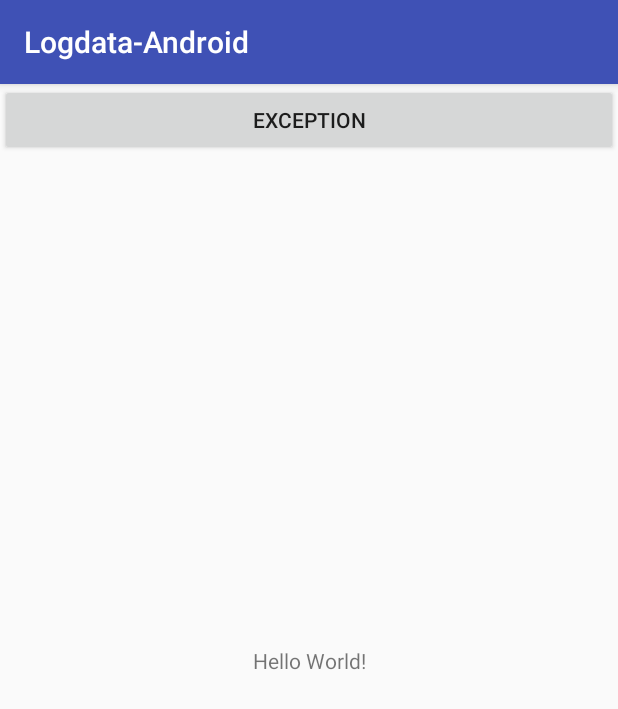
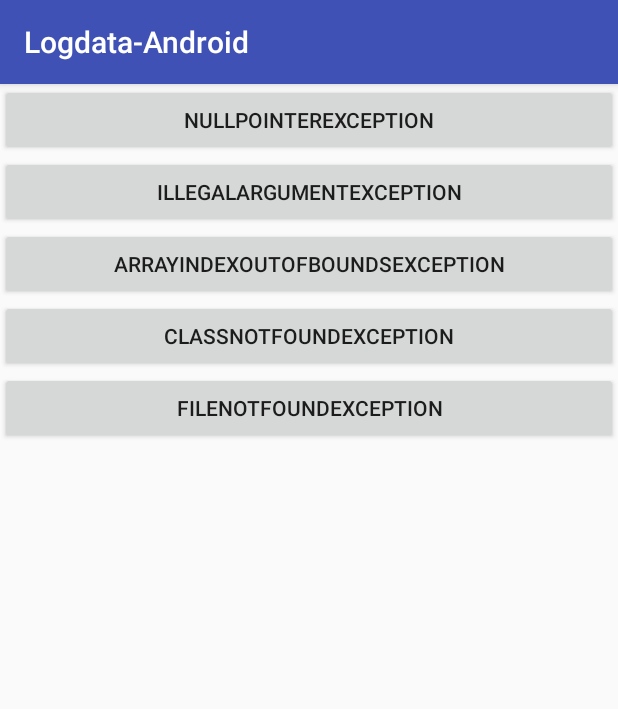
Before and after one commit to AndroidLogData/ALog, an Android app: the screen it shows after launch (MainActivity), on a phone screen of 412 x 824 dp. Shown: the top 709 px of the screen. Run offline under Robolectric (Android 15) with nearby library versions, the phone set to English and light mode, and no system bars; our stand-ins replace Volley; libraries missing offline, so code that uses them is left out: org.acra, org.acra.data; network calls fail; 5 statements that could not run were skipped.

```diff
--- a/app/src/main/AndroidManifest.xml
+++ b/app/src/main/AndroidManifest.xml
@@ -20,7 +20,7 @@
             </intent-filter>
         </activity>
         <meta-data android:name="com.logcat.apiKey"
-            android:value="defineApiKetInManifest"/>
+            android:value="ea0cc2e630ed4b6683252eb6114f89a9"/>
     </application>
 
 </manifest>
--- a/app/src/main/java/com/android/logdata/logdata_android/MainActivity.java
+++ b/app/src/main/java/com/android/logdata/logdata_android/MainActivity.java
@@ -7,7 +7,10 @@ import android.widget.Button;
 
 import com.android.logcat.log.Logcat;
 
+import java.io.FileNotFoundException;
+
 public class MainActivity extends AppCompatActivity {
+    private Long[] longs = new Long[10000000];
 
     @Override
     protected void onCreate(Bundle savedInstanceState) {
@@ -28,14 +31,62 @@ public class MainActivity extends AppCompatActivity {
         Logcat.w("warning");
         Logcat.v("verb");
 
-        Button btn = (Button) findViewById(R.id.main_btn);
-        btn.setOnClickListener(listener);
+        Button btn1 = (Button) findViewById(R.id.main_btn_1);
+        btn1.setOnClickListener(listener1);
+        Button btn2 = (Button) findViewById(R.id.main_btn_2);
+        btn2.setOnClickListener(listener2);
+        Button btn3 = (Button) findViewById(R.id.main_btn_3);
+        btn3.setOnClickListener(listener3);
+        Button btn4 = (Button) findViewById(R.id.main_btn_4);
+        btn4.setOnClickListener(listener4);
+        Button btn5 = (Button) findViewById(R.id.main_btn_5);
+        btn5.setOnClickListener(listener5);
+
+        for (int i = 0; i < longs.length; i++) {
+            longs[i] = 1L;
+        }
     }
 
-    Button.OnClickListener listener = new View.OnClickListener() {
+    Button.OnClickListener listener1 = new View.OnClickListener() {
         @Override
         public void onClick(View view) {
             throw new NullPointerException();
         }
     };
+
+    Button.OnClickListener listener2 = new View.OnClickListener() {
+        @Override
+        public void onClick(View view) {
+            throw new IllegalArgumentException();
+        }
+    };
+
+    Button.OnClickListener listener3 = new View.OnClickListener() {
+        @Override
+        public void onClick(View view) {
+            throw new ArrayIndexOutOfBoundsException();
+        }
+    };
+
+    Button.OnClickListener listener4 = new View.OnClickListener() {
+        @Override
+        public void onClick(View view) {
+            try {
+                throw new ClassNotFoundException();
+            } catch (ClassNotFoundException e) {
+                e.printStackTrace();
+            }
+        }
+    };
+
+    Button.OnClickListener listener5 = new View.OnClickListener() {
+        @Override
+        public void onClick(View view) {
+            try {
+                throw new FileNotFoundException();
+            } catch (FileNotFoundException e) {
+                e.printStackTrace();
+            }
+        }
+    };
 }
--- a/app/src/main/res/layout/activity_main.xml
+++ b/app/src/main/res/layout/activity_main.xml
@@ -1,24 +1,39 @@
 <?xml version="1.0" encoding="utf-8"?>
-<android.support.constraint.ConstraintLayout xmlns:android="http://schemas.android.com/apk/res/android"
-    xmlns:app="http://schemas.android.com/apk/res-auto"
+<LinearLayout xmlns:android="http://schemas.android.com/apk/res/android"
     xmlns:tools="http://schemas.android.com/tools"
     android:layout_width="match_parent"
     android:layout_height="match_parent"
+    android:orientation="vertical"
     tools:context="com.android.logdata.logdata_android.MainActivity">
 
-    <TextView
-        android:layout_width="wrap_content"
+    <Button
+        android:id="@+id/main_btn_1"
+        android:layout_width="match_parent"
         android:layout_height="wrap_content"
-        android:text="Hello World!"
-        app:layout_constraintBottom_toBottomOf="parent"
-        app:layout_constraintLeft_toLeftOf="parent"
-        app:layout_constraintRight_toRightOf="parent"
-        app:layout_constraintTop_toTopOf="parent" />
+        android:text="NullPointerException" />
 
     <Button
-        android:id="@+id/main_btn"
+        android:id="@+id/main_btn_2"
         android:layout_width="match_parent"
         android:layout_height="wrap_content"
-        android:text="Exception" />
+        android:text="IllegalArgumentException" />
 
-</android.support.constraint.ConstraintLayout>
+    <Button
+        android:id="@+id/main_btn_3"
+        android:layout_width="match_parent"
+        android:layout_height="wrap_content"
+        android:text="ArrayIndexOutOfBoundsException" />
+
+    <Button
+        android:id="@+id/main_btn_4"
+        android:layout_width="match_parent"
+        android:layout_height="wrap_content"
+        android:text="ClassNotFoundException" />
+
+    <Button
+        android:id="@+id/main_btn_5"
+        android:layout_width="match_parent"
+        android:layout_height="wrap_content"
+        android:text="FileNotFoundException" />
+
+</LinearLayout>
--- a/logcat/src/main/java/com/android/logcat/http/HttpService.java
+++ b/logcat/src/main/java/com/android/logcat/http/HttpService.java
@@ -19,7 +19,7 @@ public class HttpService implements ServiceInterface {
     private String makeURL(TransferType type) {
         Uri.Builder uri = new Uri.Builder();
         uri.scheme("http");
-//        uri.encodedAuthority("52.231.37.113:8080");
+//        uri.encodedAuthority("52.231.37.228:8080");
         uri.encodedAuthority("192.168.0.7:8080");
 
         switch (type) {
--- a/logcat/src/main/java/com/android/logcat/memory/MemoryChecker.java
+++ b/logcat/src/main/java/com/android/logcat/memory/MemoryChecker.java
@@ -3,7 +3,11 @@ package com.android.logcat.memory;
 import android.app.ActivityManager;
 import android.app.ActivityManager.MemoryInfo;
 import android.content.Context;
-import android.os.Debug;
+
+import java.util.Collection;
+import java.util.List;
+import java.util.Map;
+import java.util.TreeMap;
 
 import static android.content.Context.ACTIVITY_SERVICE;
 
@@ -13,16 +17,40 @@ import static android.content.Context.ACTIVITY_SERVICE;
 
 public class MemoryChecker {
     private MemoryInfo activityMemoryInfo;
-    private Debug.MemoryInfo debugMemoryInfo;
     private ActivityManager activityManager;
+    private int totalPss;
+    private int dalvikPss;
+    private int nativePss;
+    private int otherPss;
 
     public MemoryChecker(Context context) {
         activityMemoryInfo = new MemoryInfo();
         activityManager = (ActivityManager) context.getSystemService(ACTIVITY_SERVICE);
         activityManager.getMemoryInfo(activityMemoryInfo);
 
-        debugMemoryInfo = new Debug.MemoryInfo();
-        Debug.getMemoryInfo(debugMemoryInfo);
+        List<ActivityManager.RunningAppProcessInfo> runningAppProcesses = activityManager.getRunningAppProcesses();
+
+        Map<Integer, String> pidMap = new TreeMap<Integer, String>();
+        for (ActivityManager.RunningAppProcessInfo runningAppProcessInfo : runningAppProcesses) {
+            pidMap.put(runningAppProcessInfo.pid, runningAppProcessInfo.processName);
+        }
+
+        Collection<Integer> keys = pidMap.keySet();
+
+        for (int key : keys) {
+            int pids[] = new int[1];
+            pids[0] = key;
+            android.os.Debug.MemoryInfo[] memoryInfoArray = activityManager.getProcessMemoryInfo(pids);
+            for (android.os.Debug.MemoryInfo pidMemoryInfo : memoryInfoArray) {
+//                Log.i("MemoryChecker", String.format("** MEMINFO in pid %d [%s] **\n", pids[0], pidMap.get(pids[0])));
+                if (context.getPackageName().equals(pidMap.get(pids[0]))) {
+                    totalPss = pidMemoryInfo.getTotalPss();
+                    dalvikPss = pidMemoryInfo.dalvikPss;
+                    nativePss = pidMemoryInfo.nativePss;
+                    otherPss = pidMemoryInfo.otherPss;
+                }
+            }
+        }
     }
 
     // 사용가능한 메모리
@@ -51,18 +79,18 @@ public class MemoryChecker {
     }
 
     public int getDalvikPss() {
-        return debugMemoryInfo.dalvikPss;
+        return dalvikPss;
     }
 
     public int getNativePss() {
-        return debugMemoryInfo.nativePss;
+        return nativePss;
     }
 
     public int getOtherPss() {
-        return debugMemoryInfo.otherPss;
+        return otherPss;
     }
 
     public int getTotalPss() {
-        return debugMemoryInfo.getTotalPss();
+        return totalPss;
     }
 }
```
